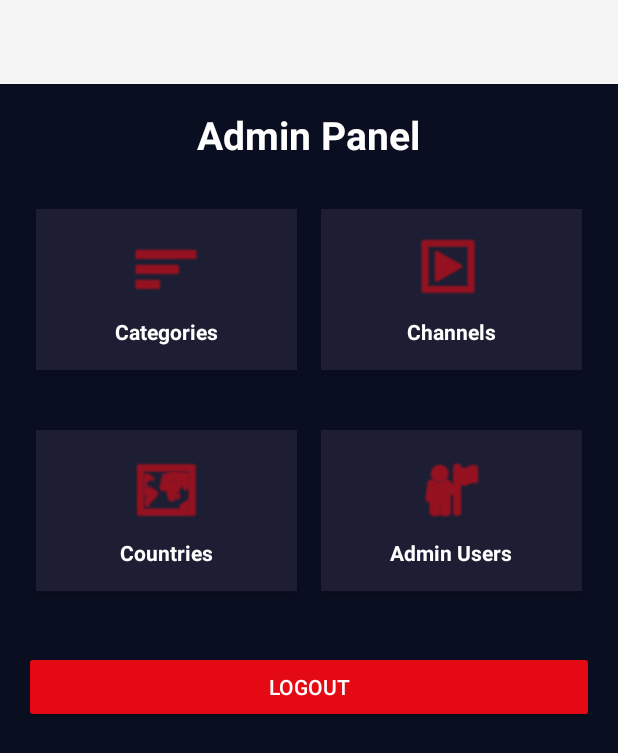
After one commit to mohammadayyoubi/IPTV, an Android app: the AdminPanelActivity screen opened directly, with no data from a screen before it, on a phone screen of 412 x 824 dp. The commit adds this screen. Shown: the top 753 px of the screen. Run offline under Robolectric (Android 15) with nearby library versions, the phone set to English and light mode, and no system bars; our stand-ins replace Firebase (no records; nobody signed in at launch, a user with empty details on screens opened directly).

Commit message:
added Admin panel linked to login

```diff
--- /dev/null
+++ b/app/src/main/java/com/example/iptv/AdminPanelActivity.java
@@ -0,0 +1,54 @@
+package com.example.iptv;
+
+import android.content.Intent;
+import android.os.Bundle;
+import android.view.View;
+import android.widget.Button;
+import android.widget.LinearLayout;
+
+import androidx.appcompat.app.AppCompatActivity;
+
+import com.google.firebase.auth.FirebaseAuth;
+
+public class AdminPanelActivity extends AppCompatActivity {
+
+    @Override
+    protected void onCreate(Bundle savedInstanceState) {
+        super.onCreate(savedInstanceState);
+        setContentView(R.layout.activity_admin_panel);
+
+        // Categories
+        LinearLayout manageCategories = findViewById(R.id.manageCategoriesButton);
+        manageCategories.setOnClickListener(v -> {
+            Intent intent = new Intent(AdminPanelActivity.this, activity_category_management.class);
+            startActivity(intent);
+        });
+
+        // Channels (placeholder)
+        LinearLayout manageChannels = findViewById(R.id.manageChannelsButton);
+        manageChannels.setOnClickListener(v -> {
+            // TODO: Replace with ChannelManagementActivity
+        });
+
+        // Countries (placeholder)
+        LinearLayout manageCountries = findViewById(R.id.manageCountriesButton);
+        manageCountries.setOnClickListener(v -> {
+            // TODO: Replace with CountryManagementActivity
+        });
+
+        // Admin Users (placeholder)
+        LinearLayout manageUsers = findViewById(R.id.manageUsersButton);
+        manageUsers.setOnClickListener(v -> {
+            // TODO: Replace with AdminUserManagementActivity
+        });
+
+        // Logout
+        Button logoutButton = findViewById(R.id.logoutButton);
+        logoutButton.setOnClickListener(v -> {
+            FirebaseAuth.getInstance().signOut();
+            Intent intent = new Intent(AdminPanelActivity.this, LoginActivity.class);
+            intent.setFlags(Intent.FLAG_ACTIVITY_NEW_TASK | Intent.FLAG_ACTIVITY_CLEAR_TASK);
+            startActivity(intent);
+        });
+    }
+}
--- /dev/null
+++ b/app/src/main/java/com/example/iptv/CategoryAdapter.java
@@ -0,0 +1,73 @@
+package com.example.iptv;
+
+import android.view.LayoutInflater;
+import android.view.View;
+import android.view.ViewGroup;
+import android.widget.Button;
+import android.widget.TextView;
+
+import androidx.annotation.NonNull;
+import androidx.recyclerview.widget.RecyclerView;
+
+import com.example.iptv.OOP.Category;
+import com.example.iptv.database.CategoryDAO;
+
+import java.util.List;
+
+public class CategoryAdapter extends RecyclerView.Adapter<CategoryAdapter.CategoryViewHolder> {
+
+    public interface CategoryActionListener {
+        void onEdit(Category category);
+    }
+
+    private List<Category> categoryList;
+    private CategoryDAO categoryDAO;
+    private CategoryActionListener editListener;
+    private Runnable refreshCallback;
+
+    public CategoryAdapter(List<Category> categoryList, CategoryDAO categoryDAO, CategoryActionListener editListener, Runnable refreshCallback) {
+        this.categoryList = categoryList;
+        this.categoryDAO = categoryDAO;
+        this.editListener = editListener;
+        this.refreshCallback = refreshCallback;
+    }
+
+    @NonNull
+    @Override
+    public CategoryViewHolder onCreateViewHolder(@NonNull ViewGroup parent, int viewType) {
+        View view = LayoutInflater.from(parent.getContext()).inflate(R.layout.item_category, parent, false);
+        return new CategoryViewHolder(view);
+    }
+
+    @Override
+    public void onBindViewHolder(@NonNull CategoryViewHolder holder, int position) {
+        Category category = categoryList.get(position);
+        holder.nameTextView.setText(category.getName());
+        holder.idTextView.setText(String.valueOf(category.getId()));
+
+        holder.editButton.setOnClickListener(v -> editListener.onEdit(category));
+
+        holder.deleteButton.setOnClickListener(v -> {
+            categoryDAO.delete(category.getId());
+            refreshCallback.run();
+        });
+    }
+
+    @Override
+    public int getItemCount() {
+        return categoryList.size();
+    }
+
+    static class CategoryViewHolder extends RecyclerView.ViewHolder {
+        TextView nameTextView, idTextView;
+        Button editButton, deleteButton;
+
+        public CategoryViewHolder(View itemView) {
+            super(itemView);
+            idTextView = itemView.findViewById(R.id.categoryIdTextView);
+            nameTextView = itemView.findViewById(R.id.categoryNameTextView);
+            editButton = itemView.findViewById(R.id.editCategoryButton);
+            deleteButton = itemView.findViewById(R.id.deleteCategoryButton);
+        }
+    }
+}
--- a/app/src/main/java/com/example/iptv/LoginActivity.java
+++ b/app/src/main/java/com/example/iptv/LoginActivity.java
@@ -53,7 +53,7 @@ public class LoginActivity extends AppCompatActivity {
                     if (task.isSuccessful()) {
                         Toast.makeText(LoginActivity.this, "Login successful", Toast.LENGTH_SHORT).show();
                         // Go to admin panel or main screen
-                        startActivity(new Intent(LoginActivity.this, MainActivity.class)); // or MainActivity.class
+                        startActivity(new Intent(LoginActivity.this, AdminPanelActivity.class)); // or MainActivity.class
                         finish();
                     } else {
                         Toast.makeText(LoginActivity.this, "Login failed: " + task.getException().getMessage(), Toast.LENGTH_LONG).show();
--- a/app/src/main/java/com/example/iptv/activity_category_management.java
+++ b/app/src/main/java/com/example/iptv/activity_category_management.java
@@ -1,16 +1,19 @@
 package com.example.iptv;
 
+import android.content.DialogInterface;
+import android.content.Intent;
 import android.os.Bundle;
 import android.text.InputType;
-import android.view.LayoutInflater;
 import android.view.View;
-import android.view.ViewGroup;
-import android.widget.*;
-import androidx.annotation.NonNull;
+import android.widget.Button;
+import android.widget.EditText;
+import android.widget.Toast;
+
 import androidx.appcompat.app.AlertDialog;
 import androidx.appcompat.app.AppCompatActivity;
 import androidx.recyclerview.widget.LinearLayoutManager;
 import androidx.recyclerview.widget.RecyclerView;
+
 import com.example.iptv.OOP.Category;
 import com.example.iptv.database.CategoryDAO;
 import com.example.iptv.database.DBHelper;
@@ -42,7 +45,7 @@ public class activity_category_management extends AppCompatActivity {
 
     private void loadCategories() {
         List<Category> categories = categoryDAO.getAll();
-        adapter = new CategoryAdapter(categories);
+        adapter = new CategoryAdapter(categories, categoryDAO, this::showCategoryDialog, this::loadCategories);
         categoryRecyclerView.setAdapter(adapter);
     }
 
@@ -50,75 +53,32 @@ public class activity_category_management extends AppCompatActivity {
         AlertDialog.Builder builder = new AlertDialog.Builder(this);
         builder.setTitle(categoryToEdit == null ? "Add Category" : "Edit Category");
 
+        // Input field for category name
         final EditText input = new EditText(this);
-        input.setInputType(InputType.TYPE_CLASS_TEXT);
+        input.setInputType(InputType.TYPE_CLASS_TEXT); // Set input type to plain text
         if (categoryToEdit != null) {
-            input.setText(categoryToEdit.getName());
+            input.setText(categoryToEdit.getName()); // Pre-fill if editing
         }
         builder.setView(input);
 
+        // "Save" button: insert new or update existing category
         builder.setPositiveButton("Save", (dialog, which) -> {
-            String name = input.getText().toString().trim();
-            if (name.isEmpty()) return;
+            String name = input.getText().toString().trim(); // Get input text
+            if (name.isEmpty()) return; // Do nothing if input is empty
 
             if (categoryToEdit == null) {
-                categoryDAO.insert(new Category( name));
+                categoryDAO.insert(new Category(name)); // Insert new category
             } else {
-                categoryToEdit.setName(name);
-                categoryDAO.update(categoryToEdit);
+                categoryToEdit.setName(name);           // Update category name
+                categoryDAO.update(categoryToEdit);     // Save changes to DB
             }
-            loadCategories();
+            loadCategories(); // Refresh RecyclerView
         });
 
+        // "Cancel" button to dismiss dialog
         builder.setNegativeButton("Cancel", (dialog, which) -> dialog.cancel());
 
+        // Show the dialog
         builder.show();
     }
-
-    class CategoryAdapter extends RecyclerView.Adapter<CategoryAdapter.CategoryViewHolder> {
-        private List<Category> categoryList;
-
-        public CategoryAdapter(List<Category> categoryList) {
-            this.categoryList = categoryList;
-        }
-
-        @NonNull
-        @Override
-        public CategoryViewHolder onCreateViewHolder(@NonNull ViewGroup parent, int viewType) {
-            View view = LayoutInflater.from(parent.getContext())
-                    .inflate(R.layout.item_category, parent, false);
-            return new CategoryViewHolder(view);
-        }
-
-        @Override
-        public void onBindViewHolder(@NonNull CategoryViewHolder holder, int position) {
-            Category category = categoryList.get(position);
-            holder.nameTextView.setText(category.getName());
-            holder.idTextView.setText(String.valueOf(category.getId()));
-
-            holder.editButton.setOnClickListener(v -> showCategoryDialog(category));
-            holder.deleteButton.setOnClickListener(v -> {
-                categoryDAO.delete(category.getId());
-                loadCategories();
-            });
-        }
-
-        @Override
-        public int getItemCount() {
-            return categoryList.size();
-        }
-
-        class CategoryViewHolder extends RecyclerView.ViewHolder {
-            TextView nameTextView, idTextView;
-            Button editButton, deleteButton;
-
-            public CategoryViewHolder(View itemView) {
-                super(itemView);
-                idTextView = itemView.findViewById(R.id.categoryIdTextView);
-                nameTextView = itemView.findViewById(R.id.categoryNameTextView);
-                editButton = itemView.findViewById(R.id.editCategoryButton);
-                deleteButton = itemView.findViewById(R.id.deleteCategoryButton);
-            }
-        }
-    }
 }
--- /dev/null
+++ b/app/src/main/res/layout/activity_admin_panel.xml
@@ -0,0 +1,167 @@
+<?xml version="1.0" encoding="utf-8"?>
+<ScrollView xmlns:android="http://schemas.android.com/apk/res/android"
+    xmlns:app="http://schemas.android.com/apk/res-auto"
+    xmlns:tools="http://schemas.android.com/tools"
+    android:layout_width="match_parent"
+    android:layout_height="match_parent"
+    android:background="#0A0E21"
+    tools:context=".AdminPanelActivity">
+
+    <LinearLayout
+        android:layout_width="match_parent"
+        android:layout_height="wrap_content"
+        android:orientation="vertical"
+        android:padding="16dp">
+
+        <TextView
+            android:layout_width="wrap_content"
+            android:layout_height="wrap_content"
+            android:text="Admin Panel"
+            android:textColor="#FFFFFF"
+            android:textSize="26sp"
+            android:textStyle="bold"
+            android:layout_gravity="center"
+            android:layout_marginBottom="24dp" />
+
+        <!-- Row 1: Categories & Channels -->
+        <LinearLayout
+            android:layout_width="match_parent"
+            android:layout_height="wrap_content"
+            android:orientation="horizontal"
+            android:gravity="center"
+            android:layout_marginBottom="24dp">
+
+            <LinearLayout
+                android:id="@+id/manageCategoriesButton"
+                android:layout_width="0dp"
+                android:layout_weight="1"
+                android:layout_height="wrap_content"
+                android:orientation="vertical"
+                android:background="#1D1E33"
+                android:padding="16dp"
+                android:layout_margin="8dp"
+                android:gravity="center"
+                android:elevation="4dp"
+                android:clickable="true">
+
+                <ImageView
+                    android:layout_width="48dp"
+                    android:layout_height="48dp"
+                    android:src="@android:drawable/ic_menu_sort_by_size"
+                    app:tint="#E50914" />
+
+                <TextView
+                    android:layout_width="wrap_content"
+                    android:layout_height="wrap_content"
+                    android:text="Categories"
+                    android:textColor="#FFFFFF"
+                    android:layout_marginTop="8dp"
+                    android:textStyle="bold" />
+            </LinearLayout>
+
+            <LinearLayout
+                android:id="@+id/manageChannelsButton"
+                android:layout_width="0dp"
+                android:layout_weight="1"
+                android:layout_height="wrap_content"
+                android:orientation="vertical"
+                android:background="#1D1E33"
+                android:padding="16dp"
+                android:layout_margin="8dp"
+                android:gravity="center"
+                android:elevation="4dp"
+                android:clickable="true">
+
+                <ImageView
+                    android:layout_width="48dp"
+                    android:layout_height="48dp"
+                    android:src="@android:drawable/ic_menu_slideshow"
+                    app:tint="#E50914" />
+
+                <TextView
+                    android:layout_width="wrap_content"
+                    android:layout_height="wrap_content"
+                    android:text="Channels"
+                    android:textColor="#FFFFFF"
+                    android:layout_marginTop="8dp"
+                    android:textStyle="bold" />
+            </LinearLayout>
+        </LinearLayout>
+
+        <!-- Row 2: Countries & Admin Users -->
+        <LinearLayout
+            android:layout_width="match_parent"
+            android:layout_height="wrap_content"
+            android:orientation="horizontal"
+            android:gravity="center">
+
+            <LinearLayout
+                android:id="@+id/manageCountriesButton"
+                android:layout_width="0dp"
+                android:layout_weight="1"
+                android:layout_height="wrap_content"
+                android:orientation="vertical"
+                android:background="#1D1E33"
+                android:padding="16dp"
+                android:layout_margin="8dp"
+                android:gravity="center"
+                android:elevation="4dp"
+                android:clickable="true">
+
+                <ImageView
+                    android:layout_width="48dp"
+                    android:layout_height="48dp"
+                    android:src="@android:drawable/ic_menu_mapmode"
+                    app:tint="#E50914" />
+
+                <TextView
+                    android:layout_width="wrap_content"
+                    android:layout_height="wrap_content"
+                    android:text="Countries"
+                    android:textColor="#FFFFFF"
+                    android:layout_marginTop="8dp"
+                    android:textStyle="bold" />
+            </LinearLayout>
+
+            <LinearLayout
+                android:id="@+id/manageUsersButton"
+                android:layout_width="0dp"
+                android:layout_weight="1"
+                android:layout_height="wrap_content"
+                android:orientation="vertical"
+                android:background="#1D1E33"
+                android:padding="16dp"
+                android:layout_margin="8dp"
+                android:gravity="center"
+                android:elevation="4dp"
+                android:clickable="true">
+
+                <ImageView
+                    android:layout_width="48dp"
+                    android:layout_height="48dp"
+                    android:src="@android:drawable/ic_menu_myplaces"
+                    app:tint="#E50914" />
+
+                <TextView
+                    android:layout_width="wrap_content"
+                    android:layout_height="wrap_content"
+                    android:text="Admin Users"
+                    android:textColor="#FFFFFF"
+                    android:layout_marginTop="8dp"
+                    android:textStyle="bold" />
+            </LinearLayout>
+        </LinearLayout>
+
+        <!-- Logout Button -->
+        <Button
+            android:id="@+id/logoutButton"
+            android:layout_width="match_parent"
+            android:layout_height="wrap_content"
+            android:text="Logout"
+            android:textColor="#FFFFFF"
+            android:backgroundTint="#E50914"
+            android:layout_marginTop="32dp"
+            android:padding="12dp" />
+
+    </LinearLayout>
+</ScrollView>
```
Also changed, not shown: app/src/main/AndroidManifest.xml (+12 -12 lines).
